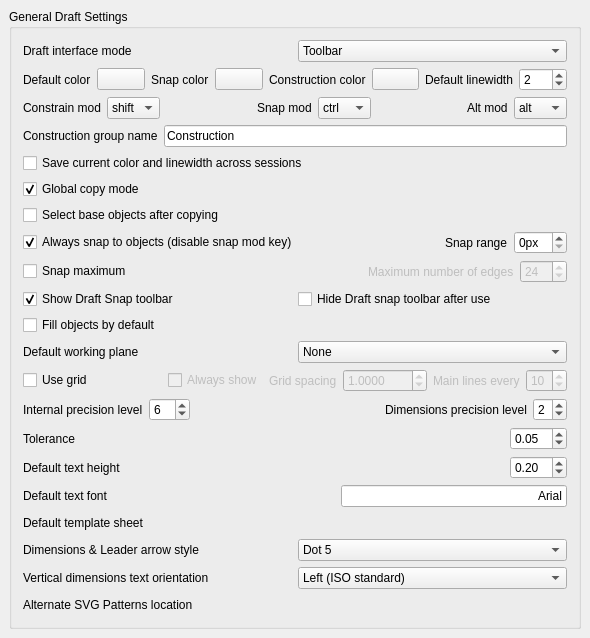
Old version of the form src/Mod/Draft/Resources/ui/userprefs-base.ui in the repository berndhahnebach/All_FreeCAD.
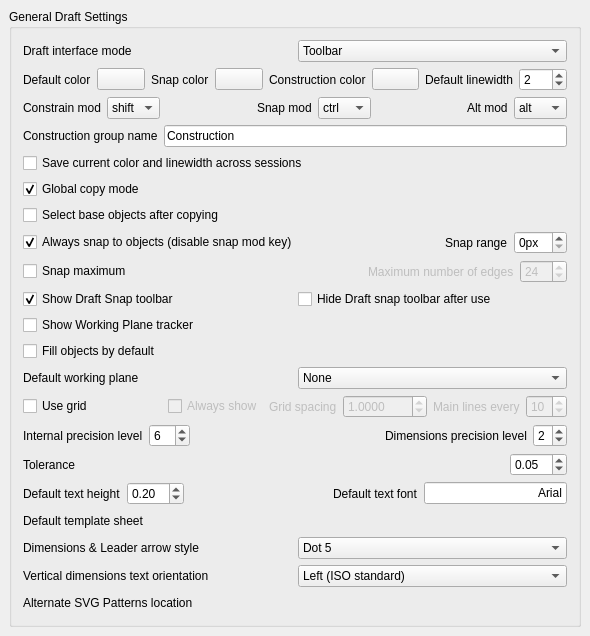
New version of the form. Custom widgets are drawn as their Qt base class.

Commit message:
Draft: Fixes in trackers
* Plane tracker can now be turned off in preferences
* Grid no longer stays in front of new objects

What changed in the file:
```diff
--- a/src/Mod/Draft/Resources/ui/userprefs-base.ui
+++ b/src/Mod/Draft/Resources/ui/userprefs-base.ui
@@ -562,6 +562,26 @@
         </item>
        </layout>
       </item>
+      <item>
+       <layout class="QHBoxLayout" name="horizontalLayout_12">
+        <item>
+         <widget class="Gui::PrefCheckBox" name="gui::prefcheckbox_11">
+          <property name="toolTip">
+           <string>if checked, a widget indicating the current working plane orientation appears during drawing operations</string>
+          </property>
+          <property name="text">
+           <string>Show Working Plane tracker</string>
+          </property>
+          <property name="prefEntry" stdset="0">
+           <cstring>showPlaneTracker</cstring>
+          </property>
+          <property name="prefPath" stdset="0">
+           <cstring>Mod/Draft</cstring>
+          </property>
+         </widget>
+        </item>
+       </layout>
+      </item>
       <item>
        <layout class="QHBoxLayout" name="horizontalLayout_8">
         <item>
@@ -873,19 +893,6 @@
           </property>
          </widget>
         </item>
-        <item>
-         <spacer name="horizontalSpacer_9">
-          <property name="orientation">
-           <enum>Qt::Horizontal</enum>
-          </property>
-          <property name="sizeHint" stdset="0">
-           <size>
-            <width>40</width>
-            <height>20</height>
-           </size>
-          </property>
-         </spacer>
-        </item>
         <item>
          <widget class="Gui::PrefDoubleSpinBox" name="gui::prefdoublespinbox_2">
           <property name="maximumSize">
@@ -908,10 +915,19 @@
           </property>
          </widget>
         </item>
-       </layout>
-      </item>
-      <item>
-       <layout class="QHBoxLayout" name="horizontalLayout_12">
+        <item>
+         <spacer name="horizontalSpacer_3">
+          <property name="orientation">
+           <enum>Qt::Horizontal</enum>
+          </property>
+          <property name="sizeHint" stdset="0">
+           <size>
+            <width>40</width>
+            <height>20</height>
+           </size>
+          </property>
+         </spacer>
+        </item>
         <item>
          <widget class="QLabel" name="label_5">
           <property name="text">
@@ -919,19 +935,6 @@
           </property>
          </widget>
         </item>
-        <item>
-         <spacer name="horizontalSpacer_3">
-          <property name="orientation">
-           <enum>Qt::Horizontal</enum>
-          </property>
-          <property name="sizeHint" stdset="0">
-           <size>
-            <width>40</width>
-            <height>20</height>
-           </size>
-          </property>
-         </spacer>
-        </item>
         <item>
          <widget class="Gui::PrefLineEdit" name="gui::preflineedit">
           <property name="toolTip">
```
The commit also changes 6 other files.
